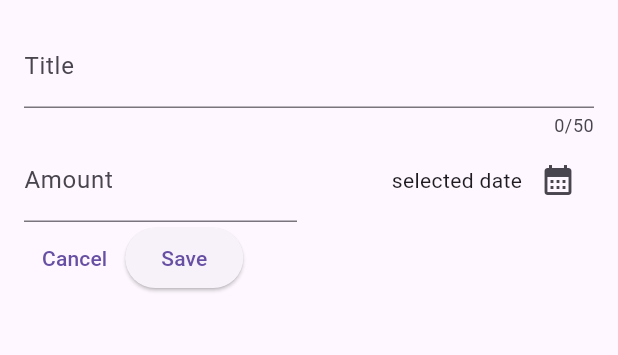
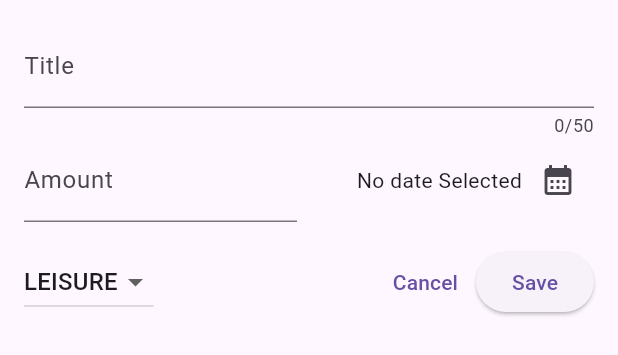
Before and after one commit to Nirob2107092/Expense_tracker_mobile, a Flutter app: the NewExpense widget shown alone on an empty page, opened directly, on a phone screen of 412 x 824 dp. Shown: the top 355 px of the screen. Run offline on Flutter 3.47's test engine with Material 3 defaults, Android fonts, the phone set to English and light mode, and no system bars.

Commit message:
adding a dropdown menu

```diff
--- a/lib/new_expense.dart
+++ b/lib/new_expense.dart
@@ -1,4 +1,11 @@
+import 'dart:math';
+
+import 'package:uuid/uuid.dart';
 import 'package:flutter/material.dart';
+import 'package:intl/intl.dart';
+import 'package:money_expense/models/expense.dart';
+
+final formatter = DateFormat().add_yMd();
 
 class NewExpense extends StatefulWidget {
   const NewExpense({super.key});
@@ -15,15 +22,20 @@ class _NewExpenseState extends State<NewExpense> {
   // }
   final _titleController = TextEditingController();
   final _amountController = TextEditingController();
-  void _presentDatePicker() {
+  DateTime? _selectedDate;
+  Category _selectedCategory = Category.leisure;
+  void _presentDatePicker() async {
     final now = DateTime.now();
     final firstDate = DateTime(now.year - 1, now.month, now.day);
-    showDatePicker(
+    final pickedDate = await showDatePicker(
       context: context,
       initialDate: now,
       firstDate: firstDate,
       lastDate: now,
     );
+    setState(() {
+      _selectedDate = pickedDate;
+    });
   }
 
   @override
@@ -62,9 +74,13 @@ class _NewExpenseState extends State<NewExpense> {
                   mainAxisAlignment: MainAxisAlignment.end,
                   crossAxisAlignment: CrossAxisAlignment.center,
                   children: [
-                    const Text('selected date'),
+                    Text(
+                      _selectedDate == null
+                          ? 'No date Selected'
+                          : formatter.format(_selectedDate!),
+                    ),
                     IconButton(
-                      onPressed: () {},
+                      onPressed: _presentDatePicker,
                       icon: Icon(Icons.calendar_month),
                     ),
                   ],
@@ -72,9 +88,29 @@ class _NewExpenseState extends State<NewExpense> {
               ),
             ],
           ),
-
+          const SizedBox(height: 16),
           Row(
             children: [
+              DropdownButton(
+                value: _selectedCategory,
+                items: Category.values
+                    .map(
+                      (category) => DropdownMenuItem(
+                        value: category,
+                        child: Text(category.name.toUpperCase()),
+                      ),
+                    )
+                    .toList(),
+                onChanged: (value) {
+                  if (value == null) {
+                    return;
+                  }
+                  setState(() {
+                    _selectedCategory = value;
+                  });
+                },
+              ),
+              const Spacer(),
               TextButton(
                 onPressed: () {
                   Navigator.pop(context);
```
